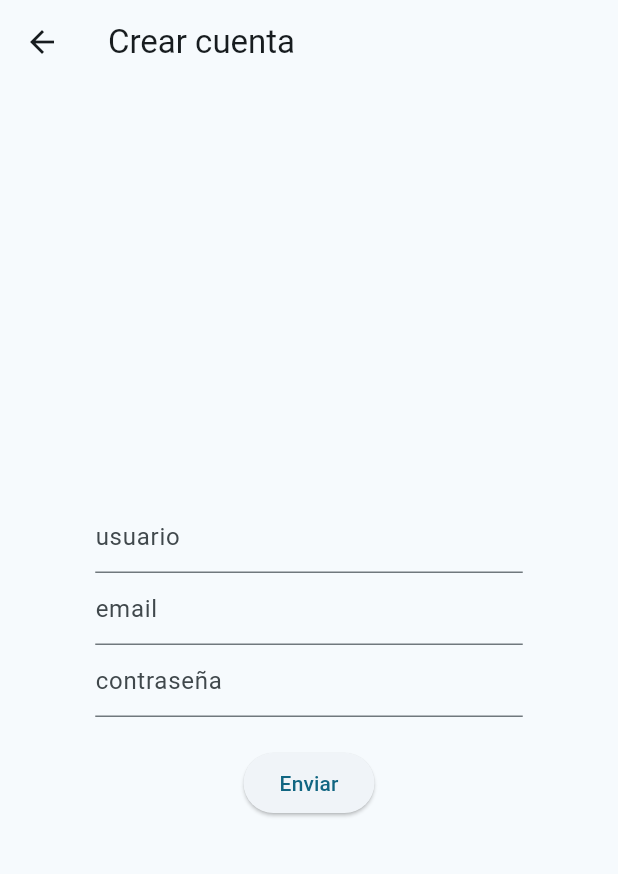
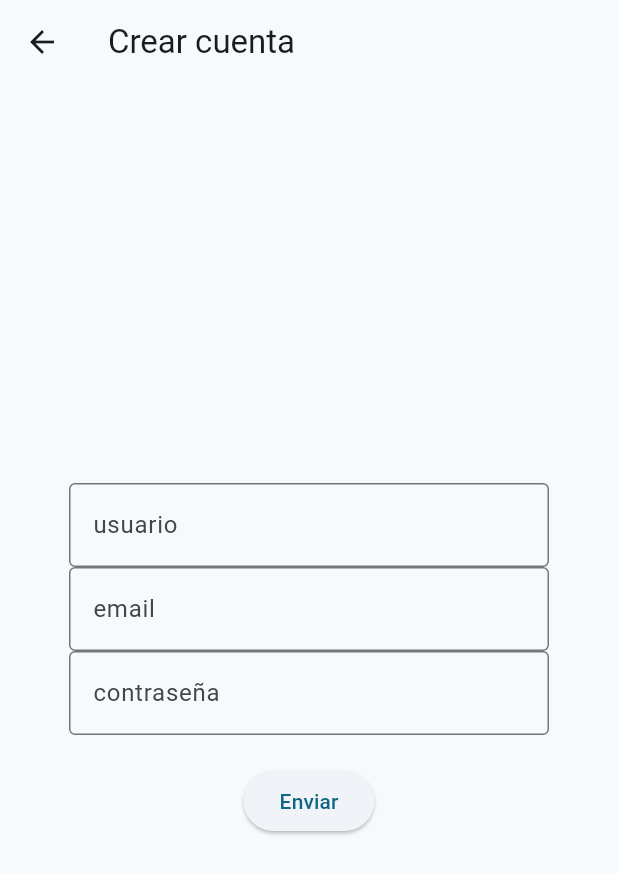
Before and after one commit to Natalia443/RivaLearn-Mobile, a Flutter app: the screen it shows after launch, after a tap on "Registrate", on a phone screen of 412 x 824 dp. Shown: the top 874 px of the screen. Run offline on Flutter 3.47's test engine with Material 3 defaults, Android fonts, the phone set to English and light mode, and no system bars; our stand-ins replace file_picker, flutter_riverpod, go_router; missing offline and left inert: syncfusion_flutter_pdfviewer.

Commit message:
Refactor de function a widget del input de usuario

```diff
--- a/lib/providers/user_state.dart
+++ b/lib/providers/user_state.dart
@@ -8,12 +8,13 @@ final authProvider = StateNotifierProvider<AuthProvider, AuthState>((ref) {
 class AuthProvider extends StateNotifier<AuthState> {
   AuthProvider() : super(AuthState());
 
+  //implementar dartz para Either
   Future<void> login(String username, String password) async {
     try {
       final tokens = await loginUser(username, password);
       state = AuthState(isAuthenticated: true, tokens: tokens);
     } catch (error) {
-      rethrow;
+      throw Exception(error);
     }
   }
 }
--- a/lib/screens/auth/view/auth_screen.dart
+++ b/lib/screens/auth/view/auth_screen.dart
@@ -23,30 +23,27 @@ class AuthScreen extends ConsumerWidget {
         child: Column(
           mainAxisAlignment: MainAxisAlignment.center,
           children: [
-            Form(
-              key: formKey,
-              autovalidateMode: AutovalidateMode.always,
-              onChanged: () {
-                formKey.currentState?.save();
+            InputField(
+              label: 'Usuario',
+              onChanged: (value) {
+                username = value;
               },
-              child: Column(
-                children: [
-                  buildInputField("Usuario", (value) => username = value),
-                  const SizedBox(
-                    height: 30,
-                  ),
-                  buildInputField("Contraseña", (value) => password = value),
-                ],
-              ),
+            ),
+            const SizedBox(height: 20),
+            InputField(
+              label: 'Contraseña',
+              onChanged: (value) {
+                password = value;
+              },
             ),
             const SizedBox(
-              height: 50,
+              height: 40,
             ),
             SizedBox(
               width: MediaQuery.of(context).size.width * 0.85,
               child: ElevatedButton(
                 onPressed: () async {
-                  if (formKey.currentState!.validate()) {
+                  if (password!.isNotEmpty && username!.isNotEmpty) {
                     await ref
                         .read(authProvider.notifier)
                         .login(username!, password!);
--- a/lib/screens/auth/view/signup_screen.dart
+++ b/lib/screens/auth/view/signup_screen.dart
@@ -1,7 +1,6 @@
 import 'package:flutter/material.dart';
 import 'package:flutter_application_1/core/data/users_datasource.dart';
-import 'package:flutter_application_1/screens/auth/view/auth_screen.dart';
-import 'package:flutter_application_1/screens/auth/widgets/input_widget.dart';
+import 'package:flutter_application_1/screens/auth/auth.dart';
 import 'package:go_router/go_router.dart';
 
 class SignUpScreen extends StatefulWidget {
@@ -37,9 +36,14 @@ class _SignUpScreenState extends State<SignUpScreen> {
                 },
                 child: Wrap(
                   children: [
-                    buildInputField("Usuario", (value) => _username = value),
-                    buildInputField("Email", (value) => _email = value),
-                    buildInputField("Contraseña", (value) => _password = value),
+                    InputField(
+                        label: "Usuario",
+                        onSaved: (value) => _username = value),
+                    InputField(
+                        label: "Email", onSaved: (value) => _email = value),
+                    InputField(
+                        label: "Contraseña",
+                        onSaved: (value) => _password = value),
                   ],
                 ),
               ),
--- a/lib/screens/auth/widgets/input_widget.dart
+++ b/lib/screens/auth/widgets/input_widget.dart
@@ -1,14 +1,30 @@
 import 'package:flutter/material.dart';
 
-Widget buildInputField(String label, Function(String?) onSave) {
+class InputField extends StatelessWidget {
+  final String label;
+  final Function(String?)? onSaved;
+  final Function(String?)? onChanged;
+
+  const InputField({
+    required this.label,
+    this.onSaved,
+    this.onChanged,
+    super.key,
+  });
+
+  @override
+  Widget build(BuildContext context) {
     return SizedBox(
-    width: 285,
+      width: 320,
       child: TextFormField(
-      onSaved: onSave,
+        onSaved: onSaved,
+        onChanged: onChanged,
         obscureText: label.toLowerCase() == 'contraseña',
         decoration: InputDecoration(
           hintText: label.toLowerCase(),
+          border: const OutlineInputBorder(),
         ),
       ),
     );
   }
+}
--- a/lib/screens/deck/deck_creator_screen.dart
+++ b/lib/screens/deck/deck_creator_screen.dart
@@ -32,8 +32,9 @@ class DeckCreatorScreen extends ConsumerWidget {
                 },
                 child: Wrap(
                   children: [
-                    buildInputField(
-                        "Nombre del deck", (value) => deckName = value),
+                    InputField(
+                        label: "Nombre del deck",
+                        onSaved: (value) => deckName = value),
                   ],
                 ),
               ),
```
Lines whose indentation alone changed are shown as unchanged.
